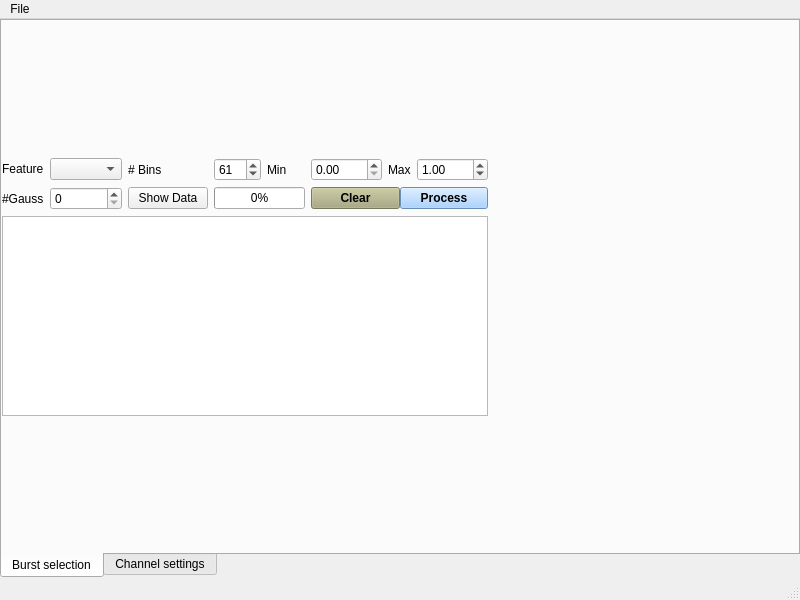
The window that chisurf/plugins/burst_selection/gui.ui (Fluorescence-Tools/chisurf) describes before a commit, drawn with Qt 5.
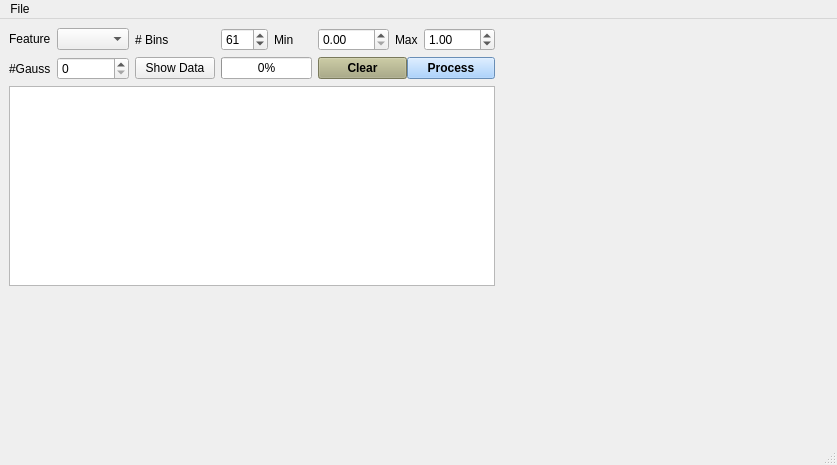
The same window after the commit.

Commit message:
Refactor burst selection wizard
- Simplified `wizard.py` by removing unused classes, functions, and redundant logic.
- Moved `BrickMicWizard` implementation to a dedicated module `brick_mic_wizard.py` for better modularity.
- Cleaned and resized `gui.ui` layout, reducing complexity and removing unnecessary elements.
- Streamlined initialization with options to toggle visibility of certain UI elements.

The edit to the form file:
```diff
--- a/chisurf/plugins/burst_selection/gui.ui
+++ b/chisurf/plugins/burst_selection/gui.ui
@@ -6,112 +6,16 @@
    <rect>
     <x>0</x>
     <y>0</y>
-    <width>800</width>
-    <height>600</height>
+    <width>837</width>
+    <height>465</height>
    </rect>
   </property>
   <property name="windowTitle">
    <string>BICMic select</string>
   </property>
   <widget class="QWidget" name="centralwidget">
-   <layout class="QVBoxLayout" name="verticalLayout">
-    <property name="spacing">
-     <number>0</number>
-    </property>
-    <property name="leftMargin">
-     <number>0</number>
-    </property>
-    <property name="topMargin">
-     <number>0</number>
-    </property>
-    <property name="rightMargin">
-     <number>0</number>
-    </property>
-    <property name="bottomMargin">
-     <number>0</number>
-    </property>
-    <item>
-     <widget class="QTabWidget" name="tabWidget">
-      <property name="enabled">
-       <bool>true</bool>
-      </property>
-      <property name="tabPosition">
-       <enum>QTabWidget::South</enum>
-      </property>
-      <property name="currentIndex">
-       <number>0</number>
-      </property>
-      <widget class="QWidget" name="tab">
-       <attribute name="title">
-        <string>Burst selection</string>
-       </attribute>
        <layout class="QGridLayout" name="gridLayout">
-        <property name="leftMargin">
-         <number>0</number>
-        </property>
-        <property name="topMargin">
-         <number>0</number>
-        </property>
-        <property name="rightMargin">
-         <number>0</number>
-        </property>
-        <property name="bottomMargin">
-         <number>0</number>
-        </property>
-        <property name="spacing">
-         <number>6</number>
-        </property>
-        <item row="1" column="3" rowspan="4" colspan="8">
-         <widget class="QWidget" name="widget" native="true">
-          <property name="sizePolicy">
-           <sizepolicy hsizetype="Expanding" vsizetype="Preferred">
-            <horstretch>0</horstretch>
-            <verstretch>0</verstretch>
-           </sizepolicy>
-          </property>
-          <layout class="QVBoxLayout" name="verticalLayout_3">
-           <property name="spacing">
-            <number>0</number>
-           </property>
-           <property name="leftMargin">
-            <number>0</number>
-           </property>
-           <property name="topMargin">
-            <number>0</number>
-           </property>
-           <property name="rightMargin">
-            <number>0</number>
-           </property>
-           <property name="bottomMargin">
-            <number>0</number>
-           </property>
-           <item>
-            <layout class="QVBoxLayout" name="verticalLayout_2"/>
-           </item>
-          </layout>
-         </widget>
-        </item>
-        <item row="3" column="0" colspan="2">
-         <layout class="QHBoxLayout" name="horizontalLayout">
-          <item>
-           <widget class="QPlainTextEdit" name="plainTextEdit">
-            <property name="minimumSize">
-             <size>
-              <width>0</width>
-              <height>150</height>
-             </size>
-            </property>
-            <property name="maximumSize">
-             <size>
-              <width>16777215</width>
-              <height>200</height>
-             </size>
-            </property>
-           </widget>
-          </item>
-         </layout>
-        </item>
-        <item row="2" column="0" colspan="2">
+    <item row="0" column="0">
          <layout class="QGridLayout" name="gridLayout_2">
           <item row="0" column="2">
            <widget class="QLabel" name="label_10">
@@ -262,16 +166,38 @@
           </item>
          </layout>
         </item>
-        <item row="4" column="0" colspan="2">
+    <item row="2" column="0">
          <layout class="QVBoxLayout" name="verticalLayout_4"/>
         </item>
-       </layout>
-      </widget>
-      <widget class="QWidget" name="tab_2">
-       <attribute name="title">
-        <string>Channel settings</string>
-       </attribute>
-       <layout class="QVBoxLayout" name="verticalLayout_8">
+    <item row="1" column="0">
+     <layout class="QHBoxLayout" name="horizontalLayout">
+      <item>
+       <widget class="QPlainTextEdit" name="plainTextEdit">
+        <property name="minimumSize">
+         <size>
+          <width>0</width>
+          <height>150</height>
+         </size>
+        </property>
+        <property name="maximumSize">
+         <size>
+          <width>16777215</width>
+          <height>200</height>
+         </size>
+        </property>
+       </widget>
+      </item>
+     </layout>
+    </item>
+    <item row="0" column="1" rowspan="3">
+     <widget class="QWidget" name="widget" native="true">
+      <property name="sizePolicy">
+       <sizepolicy hsizetype="Expanding" vsizetype="Preferred">
+        <horstretch>0</horstretch>
+        <verstretch>0</verstretch>
+       </sizepolicy>
+      </property>
+      <layout class="QVBoxLayout" name="verticalLayout_3">
         <property name="spacing">
          <number>0</number>
         </property>
@@ -288,14 +214,9 @@
          <number>0</number>
         </property>
         <item>
-         <layout class="QVBoxLayout" name="verticalLayout_7">
-          <property name="spacing">
-           <number>0</number>
-          </property>
-         </layout>
-        </item>
-       </layout>
-      </widget>
+        <layout class="QVBoxLayout" name="verticalLayout_2"/>
+       </item>
+      </layout>
      </widget>
     </item>
    </layout>
@@ -305,7 +226,7 @@
     <rect>
      <x>0</x>
      <y>0</y>
-     <width>868</width>
+     <width>837</width>
      <height>21</height>
     </rect>
    </property>
```
Lines whose indentation alone changed are shown as unchanged. The commit also changes 3 other files.
